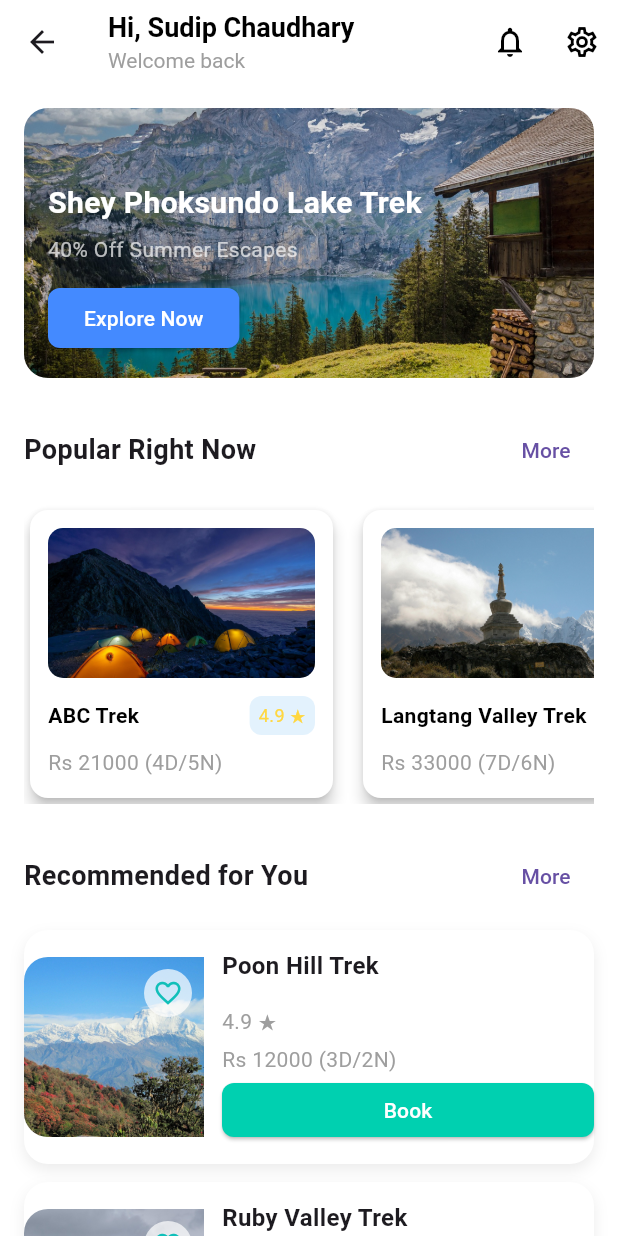
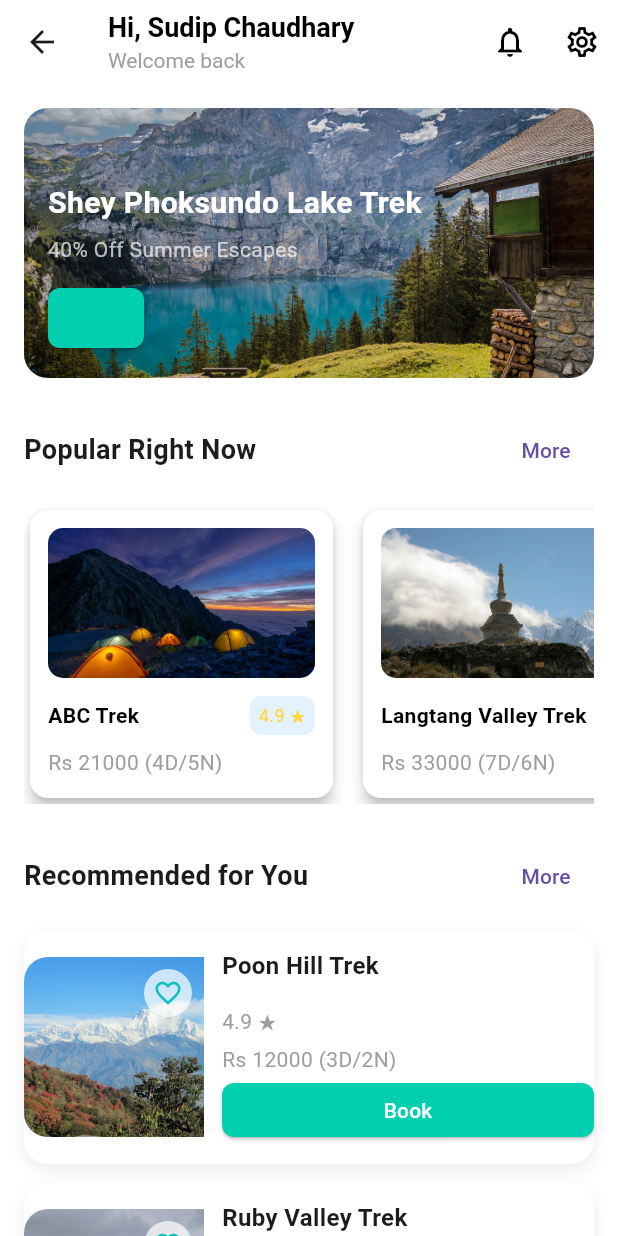
Before and after one commit to sudipchaudhary30/just_hike, a Flutter app: the HomeScreen screen opened directly, on a phone screen of 412 x 824 dp. Run offline on Flutter 3.47's test engine with Material 3 defaults, Android fonts, the phone set to English and light mode, and no system bars.

Commit message:
fix the errors in the buttons and prices

```diff
--- a/lib/screens/bottom_screen/home_screen.dart
+++ b/lib/screens/bottom_screen/home_screen.dart
@@ -90,13 +90,13 @@ class _HomeScreenState extends State<HomeScreen> {
                       ElevatedButton(
                         onPressed: () {},
                         style: ElevatedButton.styleFrom(
-                          backgroundColor: Colors.blueAccent,
+                          backgroundColor: const Color(0xFF00D0B0),
                           shape: RoundedRectangleBorder(
                             borderRadius: BorderRadius.circular(8),
                           ),
                         ),
                         child: const Text(
-                          'Explore Now',
+                          '',
                           style: TextStyle(color: Colors.white),
                         ),
                       ),
```
